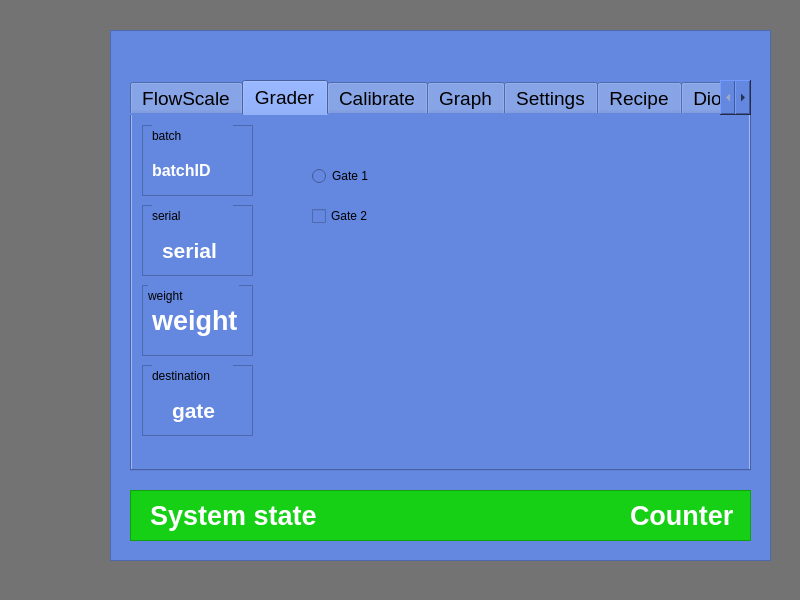
Before: the Qt Designer form flowscale/forms/mainwindow.ui in sigurgeirg/sandbox, drawn with Qt 5.
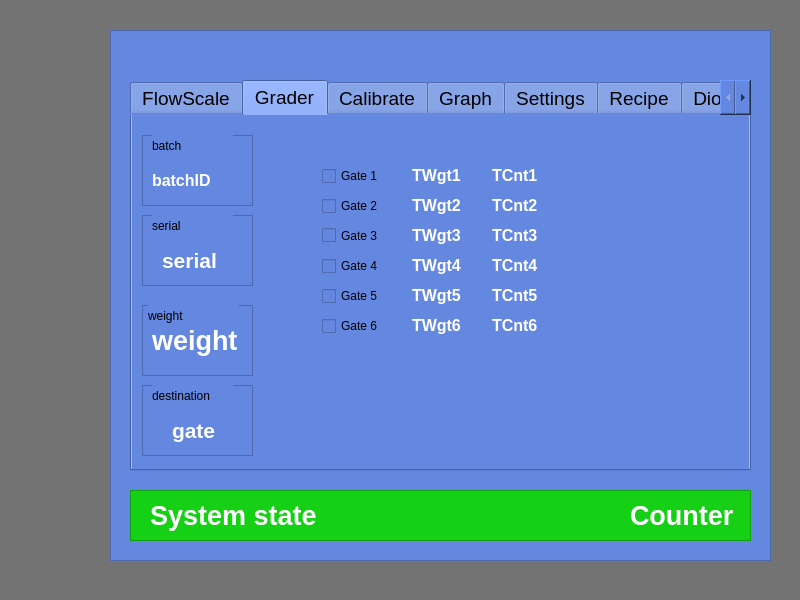
After: the same form once the commit is applied. Custom widgets are drawn as their Qt base class.

Commit message: Got last things right, am about to add accumulator for weight and count

```diff
--- a/flowscale/forms/mainwindow.ui
+++ b/flowscale/forms/mainwindow.ui
@@ -1188,7 +1188,7 @@
        <property name="geometry">
         <rect>
          <x>10</x>
-         <y>250</y>
+         <y>270</y>
          <width>111</width>
          <height>71</height>
         </rect>
@@ -1243,7 +1243,7 @@
        <property name="geometry">
         <rect>
          <x>10</x>
-         <y>90</y>
+         <y>100</y>
          <width>111</width>
          <height>71</height>
         </rect>
@@ -1298,7 +1298,7 @@
        <property name="geometry">
         <rect>
          <x>10</x>
-         <y>170</y>
+         <y>190</y>
          <width>111</width>
          <height>71</height>
         </rect>
@@ -1353,7 +1353,7 @@
        <property name="geometry">
         <rect>
          <x>10</x>
-         <y>10</y>
+         <y>20</y>
          <width>111</width>
          <height>71</height>
         </rect>
@@ -1404,12 +1404,288 @@
         </property>
        </widget>
       </widget>
-      <widget class="QRadioButton" name="radioButton">
+      <widget class="QLabel" name="lblTWgt1">
        <property name="geometry">
         <rect>
-         <x>180</x>
+         <x>280</x>
          <y>50</y>
-         <width>81</width>
+         <width>61</width>
+         <height>21</height>
+        </rect>
+       </property>
+       <property name="font">
+        <font>
+         <pointsize>12</pointsize>
+         <weight>75</weight>
+         <bold>true</bold>
+        </font>
+       </property>
+       <property name="styleSheet">
+        <string notr="true">color: rgb(255, 255, 255);</string>
+       </property>
+       <property name="text">
+        <string>TWgt1</string>
+       </property>
+      </widget>
+      <widget class="QLabel" name="lblTWgt2">
+       <property name="geometry">
+        <rect>
+         <x>280</x>
+         <y>80</y>
+         <width>61</width>
+         <height>21</height>
+        </rect>
+       </property>
+       <property name="font">
+        <font>
+         <pointsize>12</pointsize>
+         <weight>75</weight>
+         <bold>true</bold>
+        </font>
+       </property>
+       <property name="styleSheet">
+        <string notr="true">color: rgb(255, 255, 255);</string>
+       </property>
+       <property name="text">
+        <string>TWgt2</string>
+       </property>
+      </widget>
+      <widget class="QLabel" name="lblTWgt3">
+       <property name="geometry">
+        <rect>
+         <x>280</x>
+         <y>110</y>
+         <width>61</width>
+         <height>21</height>
+        </rect>
+       </property>
+       <property name="font">
+        <font>
+         <pointsize>12</pointsize>
+         <weight>75</weight>
+         <bold>true</bold>
+        </font>
+       </property>
+       <property name="styleSheet">
+        <string notr="true">color: rgb(255, 255, 255);</string>
+       </property>
+       <property name="text">
+        <string>TWgt3</string>
+       </property>
+      </widget>
+      <widget class="QLabel" name="lblTWgt4">
+       <property name="geometry">
+        <rect>
+         <x>280</x>
+         <y>140</y>
+         <width>61</width>
+         <height>21</height>
+        </rect>
+       </property>
+       <property name="font">
+        <font>
+         <pointsize>12</pointsize>
+         <weight>75</weight>
+         <bold>true</bold>
+        </font>
+       </property>
+       <property name="styleSheet">
+        <string notr="true">color: rgb(255, 255, 255);</string>
+       </property>
+       <property name="text">
+        <string>TWgt4</string>
+       </property>
+      </widget>
+      <widget class="QLabel" name="lblTWgt5">
+       <property name="geometry">
+        <rect>
+         <x>280</x>
+         <y>170</y>
+         <width>61</width>
+         <height>21</height>
+        </rect>
+       </property>
+       <property name="font">
+        <font>
+         <pointsize>12</pointsize>
+         <weight>75</weight>
+         <bold>true</bold>
+        </font>
+       </property>
+       <property name="styleSheet">
+        <string notr="true">color: rgb(255, 255, 255);</string>
+       </property>
+       <property name="text">
+        <string>TWgt5</string>
+       </property>
+      </widget>
+      <widget class="QLabel" name="lblTWgt6">
+       <property name="geometry">
+        <rect>
+         <x>280</x>
+         <y>200</y>
+         <width>61</width>
+         <height>21</height>
+        </rect>
+       </property>
+       <property name="font">
+        <font>
+         <pointsize>12</pointsize>
+         <weight>75</weight>
+         <bold>true</bold>
+        </font>
+       </property>
+       <property name="styleSheet">
+        <string notr="true">color: rgb(255, 255, 255);</string>
+       </property>
+       <property name="text">
+        <string>TWgt6</string>
+       </property>
+      </widget>
+      <widget class="QLabel" name="lblTCnt1">
+       <property name="geometry">
+        <rect>
+         <x>360</x>
+         <y>50</y>
+         <width>61</width>
+         <height>21</height>
+        </rect>
+       </property>
+       <property name="font">
+        <font>
+         <pointsize>12</pointsize>
+         <weight>75</weight>
+         <bold>true</bold>
+        </font>
+       </property>
+       <property name="styleSheet">
+        <string notr="true">color: rgb(255, 255, 255);</string>
+       </property>
+       <property name="text">
+        <string>TCnt1</string>
+       </property>
+      </widget>
+      <widget class="QLabel" name="lblTCnt2">
+       <property name="geometry">
+        <rect>
+         <x>360</x>
+         <y>80</y>
+         <width>61</width>
+         <height>21</height>
+        </rect>
+       </property>
+       <property name="font">
+        <font>
+         <pointsize>12</pointsize>
+         <weight>75</weight>
+         <bold>true</bold>
+        </font>
+       </property>
+       <property name="styleSheet">
+        <string notr="true">color: rgb(255, 255, 255);</string>
+       </property>
+       <property name="text">
+        <string>TCnt2</string>
+       </property>
+      </widget>
+      <widget class="QLabel" name="lblTCnt3">
+       <property name="geometry">
+        <rect>
+         <x>360</x>
+         <y>110</y>
+         <width>61</width>
+         <height>21</height>
+        </rect>
+       </property>
+       <property name="font">
+        <font>
+         <pointsize>12</pointsize>
+         <weight>75</weight>
+         <bold>true</bold>
+        </font>
+       </property>
+       <property name="styleSheet">
+        <string notr="true">color: rgb(255, 255, 255);</string>
+       </property>
+       <property name="text">
+        <string>TCnt3</string>
+       </property>
+      </widget>
+      <widget class="QLabel" name="lblTCnt4">
+       <property name="geometry">
+        <rect>
+         <x>360</x>
+         <y>140</y>
+         <width>61</width>
+         <height>21</height>
+        </rect>
+       </property>
+       <property name="font">
+        <font>
+         <pointsize>12</pointsize>
+         <weight>75</weight>
+         <bold>true</bold>
+        </font>
+       </property>
+       <property name="styleSheet">
+        <string notr="true">color: rgb(255, 255, 255);</string>
+       </property>
+       <property name="text">
+        <string>TCnt4</string>
+       </property>
+      </widget>
+      <widget class="QLabel" name="lblTCnt5">
+       <property name="geometry">
+        <rect>
+         <x>360</x>
+         <y>170</y>
+         <width>61</width>
+         <height>21</height>
+        </rect>
+       </property>
+       <property name="font">
+        <font>
+         <pointsize>12</pointsize>
+         <weight>75</weight>
+         <bold>true</bold>
+        </font>
+       </property>
+       <property name="styleSheet">
+        <string notr="true">color: rgb(255, 255, 255);</string>
+       </property>
+       <property name="text">
+        <string>TCnt5</string>
+       </property>
+      </widget>
+      <widget class="QLabel" name="lblTCnt6">
+       <property name="geometry">
+        <rect>
+         <x>360</x>
+         <y>200</y>
+         <width>61</width>
+         <height>21</height>
+        </rect>
+       </property>
+       <property name="font">
+        <font>
+         <pointsize>12</pointsize>
+         <weight>75</weight>
+         <bold>true</bold>
+        </font>
+       </property>
+       <property name="styleSheet">
+        <string notr="true">color: rgb(255, 255, 255);</string>
+       </property>
+       <property name="text">
+        <string>TCnt6</string>
+       </property>
+      </widget>
+      <widget class="QCheckBox" name="cbxGate1">
+       <property name="geometry">
+        <rect>
+         <x>190</x>
+         <y>50</y>
+         <width>71</width>
          <height>22</height>
         </rect>
        </property>
@@ -1420,9 +1696,9 @@
       <widget class="QCheckBox" name="checkBox">
        <property name="geometry">
         <rect>
-         <x>180</x>
-         <y>90</y>
-         <width>81</width>
+         <x>190</x>
+         <y>80</y>
+         <width>71</width>
          <height>22</height>
         </rect>
        </property>
@@ -1430,6 +1706,58 @@
         <string>Gate 2</string>
        </property>
       </widget>
+      <widget class="QCheckBox" name="cbxGate3">
+       <property name="geometry">
+        <rect>
+         <x>190</x>
+         <y>110</y>
+         <width>71</width>
+         <height>21</height>
+        </rect>
+       </property>
+       <property name="text">
+        <string>Gate 3</string>
+       </property>
+      </widget>
+      <widget class="QCheckBox" name="cbxGate4">
+       <property name="geometry">
+        <rect>
+         <x>190</x>
+         <y>140</y>
+         <width>71</width>
+         <height>22</height>
+        </rect>
+       </property>
+       <property name="text">
+        <string>Gate 4</string>
+       </property>
+      </widget>
+      <widget class="QCheckBox" name="cbxGate5">
+       <property name="geometry">
+        <rect>
+         <x>190</x>
+         <y>170</y>
+         <width>71</width>
+         <height>22</height>
+        </rect>
+       </property>
+       <property name="text">
+        <string>Gate 5</string>
+       </property>
+      </widget>
+      <widget class="QCheckBox" name="cbxGate6">
+       <property name="geometry">
+        <rect>
+         <x>190</x>
+         <y>200</y>
+         <width>71</width>
+         <height>22</height>
+        </rect>
+       </property>
+       <property name="text">
+        <string>Gate 6</string>
+       </property>
+      </widget>
      </widget>
      <widget class="QWidget" name="tabCalibrate">
       <property name="enabled">
```
Left out of the diff: 2 changed lines with no effect on the pictures. The commit also changes 15 other files.
